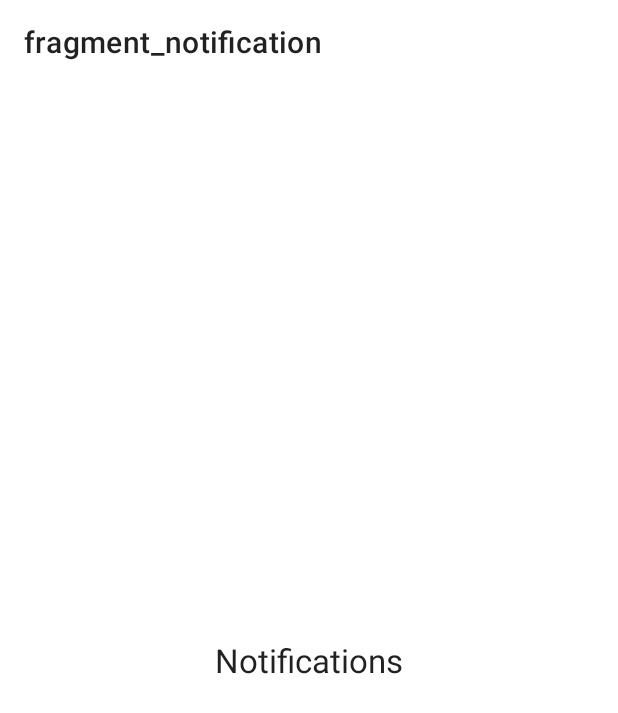
After one commit to sharity2022/Official_Sharity_Mobile, an Android app: the NotificationFragment screen opened directly, with no data from a screen before it, on a phone screen of 412 x 824 dp. The commit adds this screen. Shown: the top 713 px of the screen. Run offline under Robolectric (Android 15) with nearby library versions, the light colour scheme and no system bars; our stand-ins replace navigation-ui; 2 statements that could not run were skipped.

Commit message:
Initial Commit

```diff
--- /dev/null
+++ b/app/src/main/java/com/capstone/sharity/fragment/NotificationFragment.java
@@ -0,0 +1,66 @@
+package com.capstone.sharity.fragment;
+
+import android.os.Bundle;
+
+import androidx.fragment.app.Fragment;
+
+import android.view.LayoutInflater;
+import android.view.View;
+import android.view.ViewGroup;
+
+import com.capstone.sharity.R;
+
+/**
+ * A simple {@link Fragment} subclass.
+ * Use the {@link NotificationFragment#newInstance} factory method to
+ * create an instance of this fragment.
+ */
+public class NotificationFragment extends Fragment {
+
+    // TODO: Rename parameter arguments, choose names that match
+    // the fragment initialization parameters, e.g. ARG_ITEM_NUMBER
+    private static final String ARG_PARAM1 = "param1";
+    private static final String ARG_PARAM2 = "param2";
+
+    // TODO: Rename and change types of parameters
+    private String mParam1;
+    private String mParam2;
+
+    public NotificationFragment() {
+        // Required empty public constructor
+    }
+
+    /**
+     * Use this factory method to create a new instance of
+     * this fragment using the provided parameters.
+     *
+     * @param param1 Parameter 1.
+     * @param param2 Parameter 2.
+     * @return A new instance of fragment NotificationFragment.
+     */
+    // TODO: Rename and change types and number of parameters
+    public static NotificationFragment newInstance(String param1, String param2) {
+        NotificationFragment fragment = new NotificationFragment();
+        Bundle args = new Bundle();
+        args.putString(ARG_PARAM1, param1);
+        args.putString(ARG_PARAM2, param2);
+        fragment.setArguments(args);
+        return fragment;
+    }
+
+    @Override
+    public void onCreate(Bundle savedInstanceState) {
+        super.onCreate(savedInstanceState);
+        if (getArguments() != null) {
+            mParam1 = getArguments().getString(ARG_PARAM1);
+            mParam2 = getArguments().getString(ARG_PARAM2);
+        }
+    }
+
+    @Override
+    public View onCreateView(LayoutInflater inflater, ViewGroup container,
+                             Bundle savedInstanceState) {
+        // Inflate the layout for this fragment
+        return inflater.inflate(R.layout.fragment_notification, container, false);
+    }
+}
--- a/app/src/main/res/layout/activity_notification.xml
+++ b/app/src/main/res/layout/activity_notification.xml
@@ -18,4 +18,15 @@
         app:layout_constraintStart_toStartOf="parent"
         app:layout_constraintTop_toTopOf="parent" />
 
+    <androidx.fragment.app.FragmentContainerView
+        android:id="@+id/main_content"
+        android:name="androidx.navigation.fragment.NavHostFragment"
+        android:layout_width="0dp"
+        android:layout_height="0dp"
+        app:layout_constraintBottom_toBottomOf="parent"
+        app:layout_constraintEnd_toEndOf="parent"
+        app:layout_constraintStart_toStartOf="parent"
+        app:layout_constraintTop_toBottomOf="@+id/materialToolbar"
+        app:navGraph="@navigation/notification_nav" />
+
 </androidx.constraintlayout.widget.ConstraintLayout>
--- /dev/null
+++ b/app/src/main/res/layout/fragment_notification.xml
@@ -0,0 +1,20 @@
+<?xml version="1.0" encoding="utf-8"?>
+<androidx.constraintlayout.widget.ConstraintLayout xmlns:android="http://schemas.android.com/apk/res/android"
+    xmlns:app="http://schemas.android.com/apk/res-auto"
+    xmlns:tools="http://schemas.android.com/tools"
+    android:layout_width="match_parent"
+    android:layout_height="match_parent"
+    tools:context=".fragment.NotificationFragment">
+
+    <TextView
+        android:id="@+id/textViewShare"
+        style="@style/TextAppearance.Material3.TitleLarge"
+        android:layout_width="wrap_content"
+        android:layout_height="wrap_content"
+        android:text="Notifications"
+        app:layout_constraintBottom_toBottomOf="parent"
+        app:layout_constraintEnd_toEndOf="parent"
+        app:layout_constraintStart_toStartOf="parent"
+        app:layout_constraintTop_toTopOf="parent" />
+
+</androidx.constraintlayout.widget.ConstraintLayout>
--- /dev/null
+++ b/app/src/main/res/navigation/notification_nav.xml
@@ -0,0 +1,12 @@
+<?xml version="1.0" encoding="utf-8"?>
+<navigation xmlns:android="http://schemas.android.com/apk/res/android"
+    xmlns:app="http://schemas.android.com/apk/res-auto"
+    xmlns:tools="http://schemas.android.com/tools"
+    android:id="@+id/login_toolbar_nav"
+    app:startDestination="@id/notificationFragment">
+    <fragment
+        android:id="@+id/notificationFragment"
+        android:name="com.capstone.sharity.fragment.NotificationFragment"
+        android:label="fragment_notification"
+        tools:layout="@layout/fragment_notification" />
+</navigation>
```
Also changed, not shown: app/src/main/java/com/capstone/sharity/activity/MainActivity.java (+13 -15 lines), app/src/main/java/com/capstone/sharity/activity/NotificationActivity.java (+10 -2 lines).
